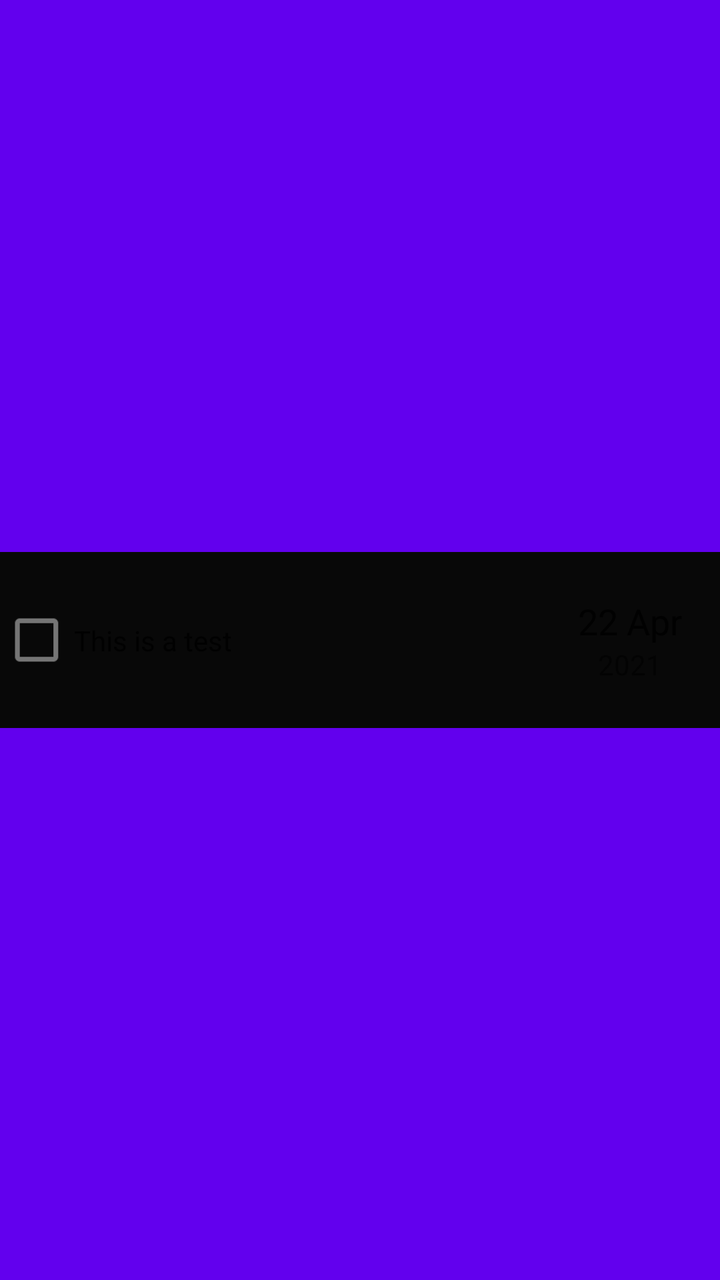
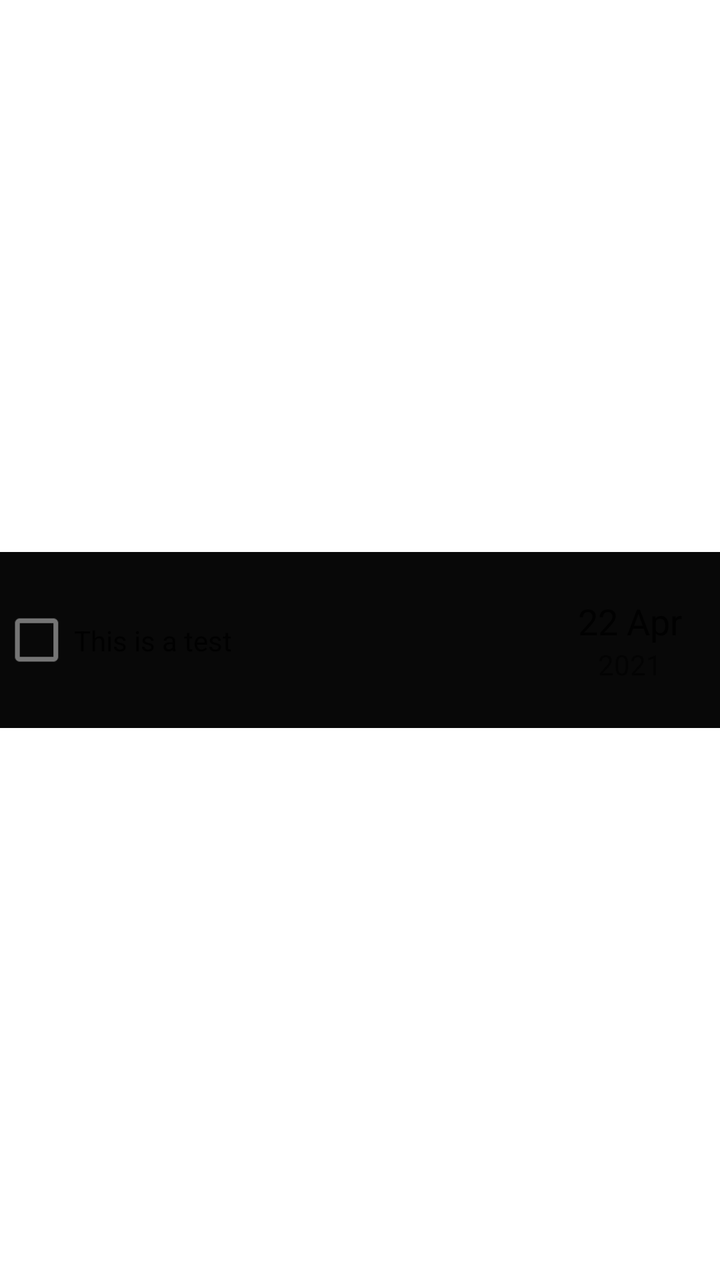

Before-and-after screenshots of an Android layout around one commit, followed by the original layout XML and the change that was made.
<!-- AndroidManifest.xml: application theme Theme.PrayerNeeds -->
<!-- res/layout/layout__rv_prayer_need.xml -->
<?xml version="1.0" encoding="utf-8"?>
<androidx.constraintlayout.widget.ConstraintLayout xmlns:android="http://schemas.android.com/apk/res/android"
    xmlns:app="http://schemas.android.com/apk/res-auto"
    xmlns:tools="http://schemas.android.com/tools"
    android:id="@+id/relativeLayout"
    android:layout_width="match_parent"
    android:layout_height="wrap_content"
    android:minHeight="88dp"
    android:paddingLeft="0dp"
    android:paddingTop="0dp"
    android:paddingRight="0dp"
    android:paddingBottom="0dp">


    
    <androidx.constraintlayout.widget.ConstraintLayout
        android:id="@+id/cl_prayerNeedBackground"
        android:layout_width="match_parent"
        android:layout_height="0dp"
        android:background="@color/purple_500"
        android:minHeight="88dp"
        android:paddingLeft="0dp"
        android:paddingTop="10dp"
        android:paddingRight="0dp"
        android:paddingBottom="10dp"
        app:layout_constraintBottom_toBottomOf="parent"
        app:layout_constraintEnd_toEndOf="parent"
        app:layout_constraintStart_toStartOf="parent"
        app:layout_constraintTop_toTopOf="parent">

        <ImageView
            android:id="@+id/imageView2"
            android:layout_width="wrap_content"
            android:layout_height="wrap_content"
            android:layout_marginStart="24dp"
            android:layout_marginTop="10dp"
            android:layout_marginBottom="10dp"
            app:layout_constraintBottom_toBottomOf="parent"
            app:layout_constraintStart_toStartOf="parent"
            app:layout_constraintTop_toTopOf="parent"
            app:srcCompat="@drawable/ic_edit_prayer_need" />

        <TextView
            android:id="@+id/textView2"
            android:layout_width="wrap_content"
            android:layout_height="wrap_content"
            android:layout_marginStart="16dp"
            android:layout_marginTop="10dp"
            android:layout_marginBottom="10dp"
            android:text="Edit"
            android:textColor="#ccffffff"
            android:textSize="16sp"
            app:layout_constraintBottom_toBottomOf="parent"
            app:layout_constraintStart_toEndOf="@+id/imageView2"
            app:layout_constraintTop_toTopOf="parent" />
    </androidx.constraintlayout.widget.ConstraintLayout>

    <androidx.constraintlayout.widget.ConstraintLayout
        android:id="@+id/cl_prayerNeedForeground"
        android:layout_width="match_parent"
        android:layout_height="wrap_content"
        android:background="@color/backgroundColor"
        android:minHeight="88dp"
        android:paddingLeft="0dp"
        android:paddingTop="10dp"
        android:paddingRight="0dp"
        android:paddingBottom="10dp"
        app:layout_constraintBottom_toBottomOf="parent"
        app:layout_constraintEnd_toEndOf="parent"
        app:layout_constraintStart_toStartOf="parent"
        app:layout_constraintTop_toTopOf="parent">

        <CheckBox
            android:id="@+id/cb_answered"
            android:layout_width="37dp"
            android:layout_height="wrap_content"
            android:scaleX="1.2"
            android:scaleY="1.2"
            app:layout_constraintBottom_toBottomOf="parent"
            app:layout_constraintStart_toStartOf="parent"
            app:layout_constraintTop_toTopOf="parent" />

        <TextView
            android:id="@+id/tv_desc"
            android:layout_width="0dp"
            android:layout_height="wrap_content"
            android:layout_marginEnd="10dp"
            android:inputType="textMultiLine"
            android:text="This is a test"
            android:textColor="?android:attr/textColorPrimary"
            android:textSize="14sp"
            app:layout_constraintBottom_toBottomOf="parent"
            app:layout_constraintEnd_toStartOf="@+id/linearLayout"
            app:layout_constraintStart_toEndOf="@+id/cb_answered"
            app:layout_constraintTop_toTopOf="parent" />

        <LinearLayout
            android:id="@+id/linearLayout"
            android:layout_width="90dp"
            android:layout_height="wrap_content"
            android:orientation="vertical"
            app:layout_constraintBottom_toBottomOf="parent"
            app:layout_constraintEnd_toEndOf="parent"
            app:layout_constraintTop_toTopOf="parent">

            <TextView
                android:id="@+id/tv_date"
                android:layout_width="match_parent"
                android:layout_height="wrap_content"
                android:text="22 Apr"
                android:textAlignment="center"
                android:textColor="?android:attr/textColorPrimary"
                android:textSize="18sp" />

            <TextView
                android:id="@+id/tv_year"
                android:layout_width="match_parent"
                android:layout_height="wrap_content"
                android:text="2021"
                android:textAlignment="center"
                android:textSize="14sp" />

        </LinearLayout>
    </androidx.constraintlayout.widget.ConstraintLayout>

</androidx.constraintlayout.widget.ConstraintLayout>
<!-- resources referenced by this layout -->
<resources>
  <color name="backgroundColor">#FF080808</color>
  <color name="purple_500">#FF6200EE</color>
  <!-- drawable ic_edit_prayer_need (drawable-anydpi) -->
  <vector xmlns:android="http://schemas.android.com/apk/res/android"
      android:width="24dp"
      android:height="24dp"
      android:viewportWidth="24"
      android:viewportHeight="24"
      android:tint="#FFFFFF"
      android:alpha="0.8">
    <path
        android:fillColor="@android:color/white"
        android:pathData="M3,17.25V21h3.75L17.81,9.94l-3.75,-3.75L3,17.25zM20.71,7.04c0.39,-0.39 0.39,-1.02 0,-1.41l-2.34,-2.34c-0.39,-0.39 -1.02,-0.39 -1.41,0l-1.83,1.83 3.75,3.75 1.83,-1.83z"/>
  </vector>
  <style name="Theme.PrayerNeeds" parent="Theme.MaterialComponents.DayNight.DarkActionBar">
          
          <item name="colorPrimary">@color/purple_500</item>
          <item name="colorPrimaryVariant">@color/purple_700</item>
          <item name="colorOnPrimary">@color/white</item>
          
          <item name="colorSecondary">@color/teal_200</item>
          <item name="colorSecondaryVariant">@color/teal_700</item>
          <item name="colorOnSecondary">@color/black</item>
          
          <item name="android:statusBarColor" tools:targetApi="l">?attr/colorPrimaryVariant</item>
          
      </style>
  <color name="purple_700">#FF3700B3</color>
  <color name="white">#FFFFFFFF</color>
  <color name="teal_200">#FF03DAC5</color>
  <color name="teal_700">#FF018786</color>
  <color name="black">#FF000000</color>
</resources>

<!-- the commit's change to res/layout/layout__rv_prayer_need.xml (unified diff, before → after) -->
@@ -11,13 +11,10 @@
     android:paddingRight="0dp"
     android:paddingBottom="0dp">
 
-
-    
     <androidx.constraintlayout.widget.ConstraintLayout
         android:id="@+id/cl_prayerNeedBackground"
         android:layout_width="match_parent"
         android:layout_height="0dp"
-        android:background="@color/purple_500"
         android:minHeight="88dp"
         android:paddingLeft="0dp"
         android:paddingTop="10dp"
@@ -28,31 +25,77 @@
         app:layout_constraintStart_toStartOf="parent"
         app:layout_constraintTop_toTopOf="parent">
 
-        <ImageView
-            android:id="@+id/imageView2"
+        <androidx.constraintlayout.widget.ConstraintLayout
+            android:id="@+id/cl_prayerNeedBackgroundLeft"
             android:layout_width="wrap_content"
-            android:layout_height="wrap_content"
+            android:layout_height="match_parent"
             android:layout_marginStart="24dp"
-            android:layout_marginTop="10dp"
-            android:layout_marginBottom="10dp"
+            android:minHeight="88dp"
             app:layout_constraintBottom_toBottomOf="parent"
             app:layout_constraintStart_toStartOf="parent"
-            app:layout_constraintTop_toTopOf="parent"
-            app:srcCompat="@drawable/ic_edit_prayer_need" />
+            app:layout_constraintTop_toTopOf="parent">
 
-        <TextView
-            android:id="@+id/textView2"
+            <ImageView
+                android:id="@+id/imageView2"
+                android:layout_width="wrap_content"
+                android:layout_height="wrap_content"
+                android:layout_marginTop="10dp"
+                android:layout_marginBottom="10dp"
+                app:layout_constraintBottom_toBottomOf="parent"
+                app:layout_constraintStart_toStartOf="parent"
+                app:layout_constraintTop_toTopOf="parent"
+                app:srcCompat="@drawable/ic_edit_prayer_need" />
+
+            <TextView
+                android:id="@+id/textView2"
+                android:layout_width="wrap_content"
+                android:layout_height="wrap_content"
+                android:layout_marginStart="16dp"
+                android:layout_marginTop="10dp"
+                android:layout_marginBottom="10dp"
+                android:text="Edit"
+                android:textColor="#ccffffff"
+                android:textSize="16sp"
+                app:layout_constraintBottom_toBottomOf="parent"
+                app:layout_constraintStart_toEndOf="@+id/imageView2"
+                app:layout_constraintTop_toTopOf="parent" />
+        </androidx.constraintlayout.widget.ConstraintLayout>
+
+        <androidx.constraintlayout.widget.ConstraintLayout
+            android:id="@+id/cl_prayerNeedBackgroundRight"
             android:layout_width="wrap_content"
-            android:layout_height="wrap_content"
-            android:layout_marginStart="16dp"
-            android:layout_marginTop="10dp"
-            android:layout_marginBottom="10dp"
-            android:text="Edit"
-            android:textColor="#ccffffff"
-            android:textSize="16sp"
+            android:layout_height="match_parent"
+            android:layout_marginEnd="24dp"
+            android:minHeight="88dp"
             app:layout_constraintBottom_toBottomOf="parent"
-            app:layout_constraintStart_toEndOf="@+id/imageView2"
-            app:layout_constraintTop_toTopOf="parent" />
+            app:layout_constraintEnd_toEndOf="parent"
+            app:layout_constraintTop_toTopOf="parent">
+
+            <ImageView
+                android:id="@+id/imageView3"
+                android:layout_width="wrap_content"
+                android:layout_height="wrap_content"
+                android:layout_marginTop="10dp"
+                android:layout_marginBottom="10dp"
+                app:layout_constraintBottom_toBottomOf="parent"
+                app:layout_constraintEnd_toEndOf="parent"
+                app:layout_constraintTop_toTopOf="parent"
+                app:srcCompat="@drawable/ic_delete_prayer_need" />
+
+            <TextView
+                android:id="@+id/textView3"
+                android:layout_width="wrap_content"
+                android:layout_height="wrap_content"
+                android:layout_marginEnd="16dp"
+                android:layout_marginTop="10dp"
+                android:layout_marginBottom="10dp"
+                android:text="Delete"
+                android:textColor="#ccffffff"
+                android:textSize="16sp"
+                app:layout_constraintBottom_toBottomOf="parent"
+                app:layout_constraintEnd_toStartOf="@+id/imageView3"
+                app:layout_constraintTop_toTopOf="parent" />
+        </androidx.constraintlayout.widget.ConstraintLayout>
     </androidx.constraintlayout.widget.ConstraintLayout>
 
     <androidx.constraintlayout.widget.ConstraintLayout
<!-- resource entries referenced after the edit -->
@@ -1,6 +1,18 @@
 <!-- resources referenced by this layout -->
 <resources>
   <color name="backgroundColor">#FF080808</color>
+  <!-- drawable ic_delete_prayer_need (drawable-anydpi) -->
+  <vector xmlns:android="http://schemas.android.com/apk/res/android"
+      android:width="24dp"
+      android:height="24dp"
+      android:viewportWidth="24"
+      android:viewportHeight="24"
+      android:tint="#FFFFFF"
+      android:alpha="0.8">
+    <path
+        android:fillColor="@android:color/white"
+        android:pathData="M6,19c0,1.1 0.9,2 2,2h8c1.1,0 2,-0.9 2,-2V7H6v12zM19,4h-3.5l-1,-1h-5l-1,1H5v2h14V4z"/>
+  </vector>
   <color name="purple_500">#FF6200EE</color>
   <!-- drawable ic_edit_prayer_need (drawable-anydpi) -->
   <vector xmlns:android="http://schemas.android.com/apk/res/android"
